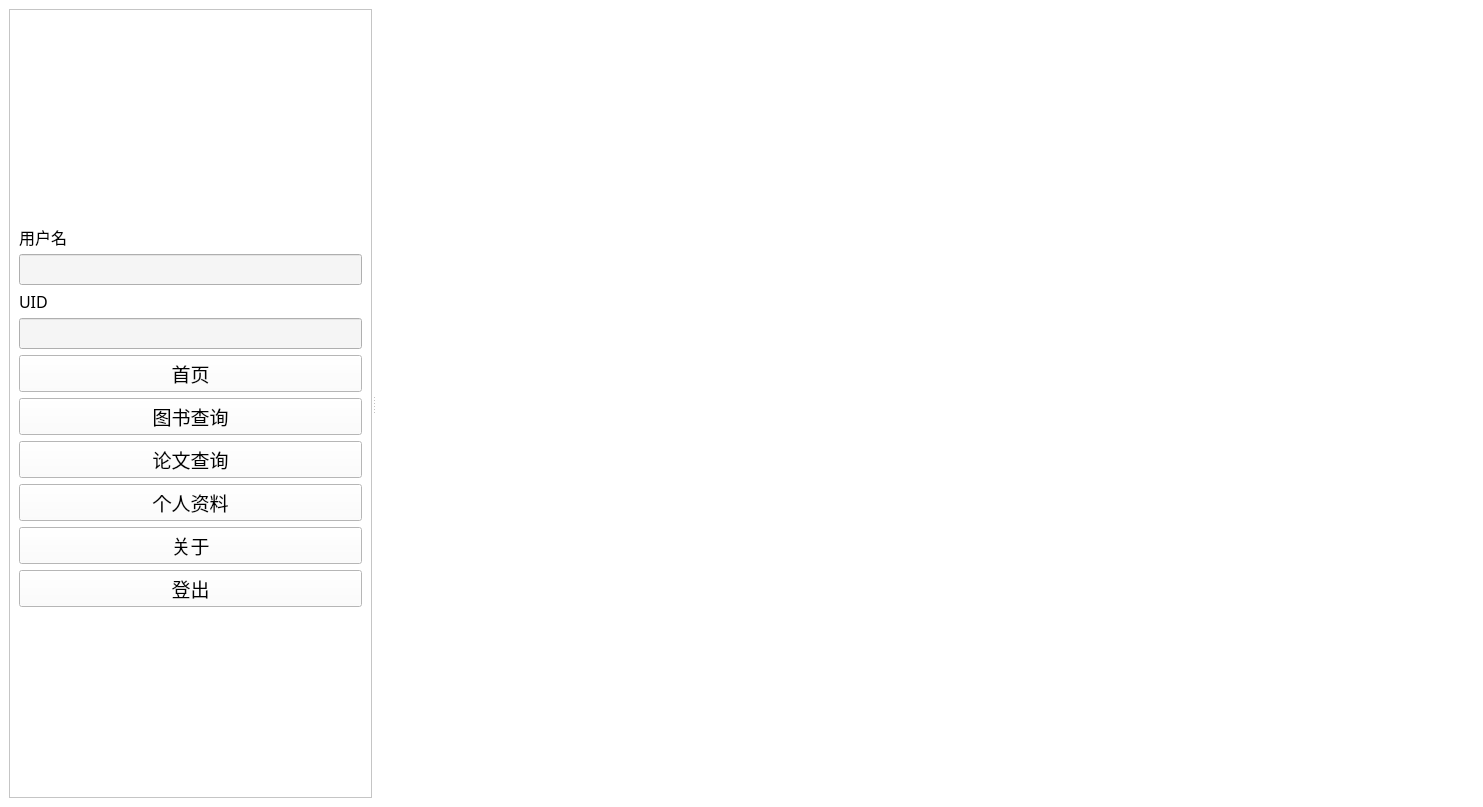
First picture: the form in client/frontend/mainWin.ui, repository sophiefy/WHU-MMS, before the edit.
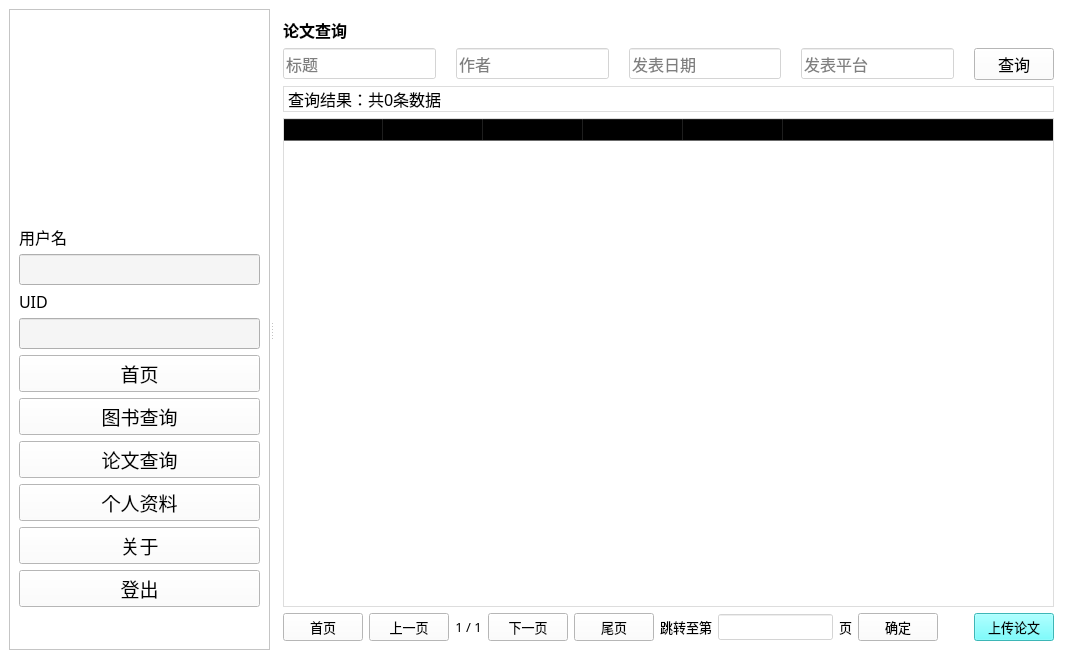
Second picture: the form after the edit. The open tabs and pages were chosen to show the change. Icons and pictures are not drawn.

```diff
--- a/client/frontend/mainWin.ui
+++ b/client/frontend/mainWin.ui
@@ -6,8 +6,8 @@
    <rect>
     <x>0</x>
     <y>0</y>
-    <width>1483</width>
-    <height>807</height>
+    <width>1072</width>
+    <height>659</height>
    </rect>
   </property>
   <property name="minimumSize">
@@ -1261,8 +1261,6 @@
          </item>
         </layout>
        </widget>
-       <widget class="QWidget" name="pageStats"/>
-       <widget class="QWidget" name="pageAbout"/>
        <widget class="QWidget" name="pageProfile"/>
       </widget>
      </widget>
```
Left out of the diff: 7 changed lines with no effect on the pictures.
